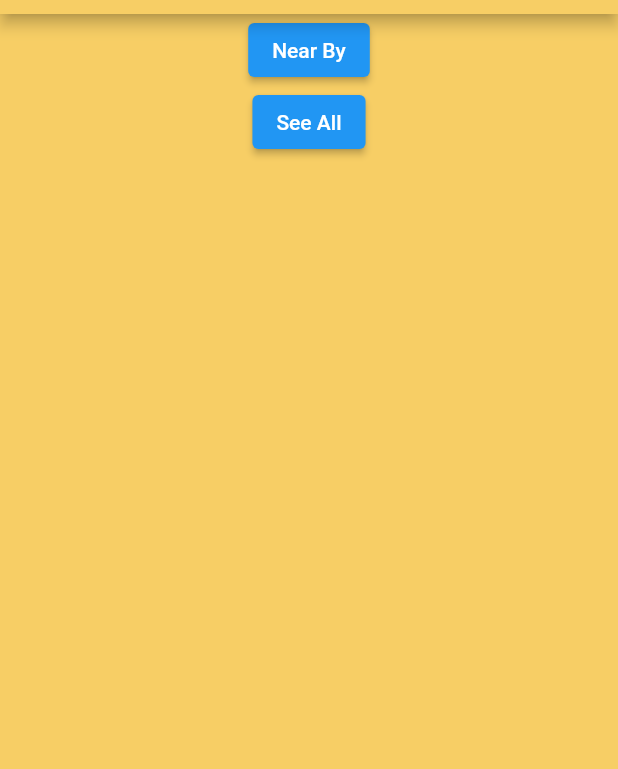
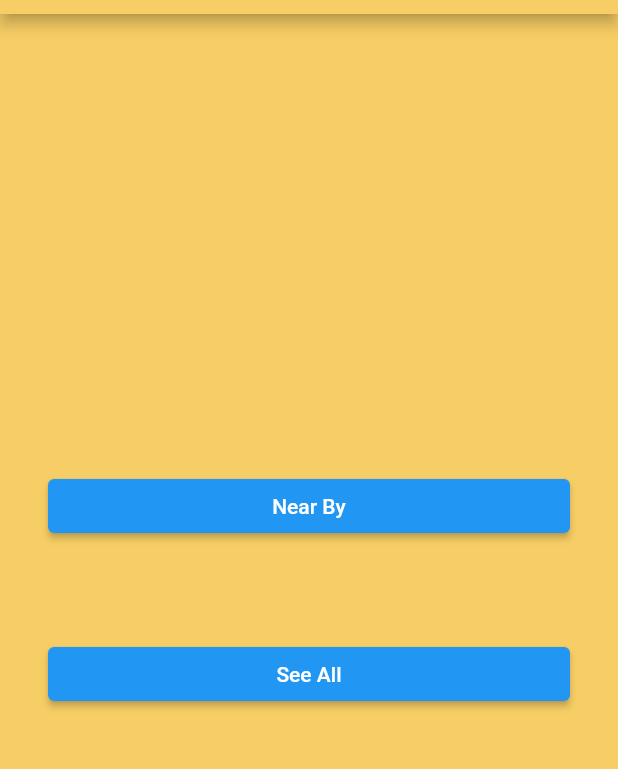
Before and after one commit to abishek12/MediTech, a Flutter app: the VaccineScreen screen opened by its route, on a phone screen of 412 x 824 dp, the part 70-839 px from its top. Run offline on Flutter 3.47's test engine with Material 2 defaults, Android fonts, the light colour scheme and no system bars; our stand-ins replace cloud_firestore, double_back_to_close_app, firebase_auth, firebase_core, flutter_rating_bar, geolocator and 1 more; missing offline and left inert: khalti_flutter, mailer; accounts and stored records are empty.

Commit message:
second defence v1.1

```diff
--- a/lib/screen/vaccine.dart
+++ b/lib/screen/vaccine.dart
@@ -5,7 +5,7 @@ import 'package:flutter/material.dart';
 import 'package:geolocator/geolocator.dart';
 import 'package:medicalapp/screen/nearby.dart';
 import 'package:medicalapp/screen/seeall.dart';
-import 'package:medicalapp/screen/vaccine_book.dart';
+
 import 'package:medicalapp/widgets/custom_appbar.dart';
 import 'package:medicalapp/widgets/custom_drawer.dart';
 
@@ -37,25 +37,34 @@ class _VaccineScreenState extends State<VaccineScreen> {
     return Scaffold(
       appBar: myAppBar("Vaccine"),
       drawer: MyDrawer(),
-      body: Container(
-        child: Center(
-          child: Column(
-            children: [
-              ElevatedButton(
+      body: Center(
+        child: Column(
+          mainAxisAlignment: MainAxisAlignment.center,
+          children: [
+            Container(
+              width: MediaQuery.of(context).size.width,
+              margin: EdgeInsets.all(16.0),
+              padding: EdgeInsets.all(16.0),
+              child: ElevatedButton(
                 onPressed: () {
                   getCurrentUserLocation();
                 },
                 child: Text("Near By"),
               ),
-              ElevatedButton(
+            ),
+            Container(
+              width: MediaQuery.of(context).size.width,
+              margin: EdgeInsets.all(16.0),
+              padding: EdgeInsets.all(16.0),
+              child: ElevatedButton(
                 onPressed: () {
                   Navigator.push(
                       context, MaterialPageRoute(builder: (context) => SeeAll()));
                 },
                 child: Text("See All"),
               ),
-            ],
-          ),
+            ),
+          ],
         ),
       ),
     );
--- a/pubspec.yaml
+++ b/pubspec.yaml
@@ -39,6 +39,7 @@ dependencies:
   firebase_storage: ^10.1.0
   mailer: ^5.0.2
   khalti_flutter: ^1.0.1
+  url_launcher: ^6.0.15
 
 dev_dependencies:
   flutter_test:
```
Also changed, not shown: lib/screen/book_beds_screen.dart (+26 -2 lines), lib/screen/home_screen.dart (+23 -15 lines), pubspec.lock, 1 other file.
